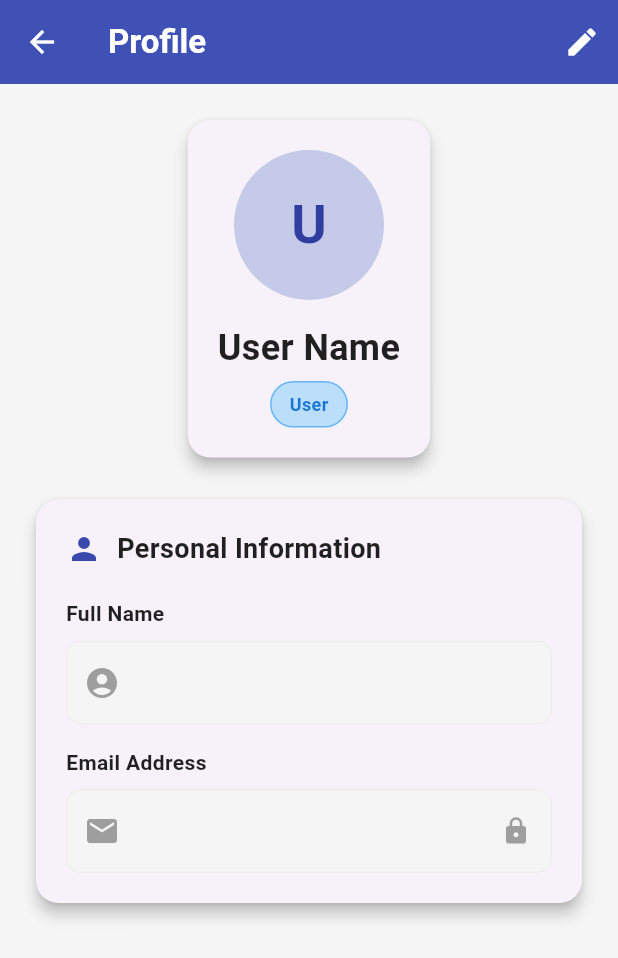
After one commit to reddishowo/blbc-2025, a Flutter app: the screen it shows once a user with an empty profile is signed in, in the side drawer, after a tap on "Profile", on a phone screen of 412 x 824 dp. The commit adds this screen. Shown: the top 958 px of the screen. Run offline on Flutter 3.47's test engine with Material 3 defaults, Android fonts, the phone set to English and light mode, and no system bars; our stand-ins replace cached_network_image, cloud_firestore, file_picker, firebase_auth, firebase_core, geocoding and 5 more; missing offline and left inert: excel; accounts and stored records are empty.

Commit message:
feat: Implement user profile management with Firestore integration and UI updates

```diff
--- a/lib/app/modules/add_kegiatan/controllers/add_kegiatan_controller.dart
+++ b/lib/app/modules/add_kegiatan/controllers/add_kegiatan_controller.dart
@@ -36,14 +36,36 @@ class AddKegiatanController extends GetxController {
   void onInit() {
     super.onInit();
     // Pre-fill user data when the controller is initialized
-    final user = AuthController.instance.firebaseUser.value;
-    nameController.text = user?.displayName ?? 'User Name Not Found';
+    _loadUserData();
 
     // Set default date
     _updateDateDisplay();
 
     // Load activity options from Firestore
     _loadActivityOptions();
+  }
+
+  // Load user data from Firestore
+  Future<void> _loadUserData() async {
+    try {
+      final user = AuthController.instance.firebaseUser.value;
+      if (user != null) {
+        // Try to get name from Firestore first, then fallback to displayName
+        final userDoc = await FirebaseFirestore.instance.collection('users').doc(user.uid).get();
+        if (userDoc.exists) {
+          final userData = userDoc.data()!;
+          nameController.text = userData['name'] ?? user.displayName ?? 'User Name Not Found';
+        } else {
+          nameController.text = user.displayName ?? 'User Name Not Found';
+        }
+      } else {
+        nameController.text = 'User Name Not Found';
+      }
+    } catch (e) {
+      // Fallback to displayName if Firestore fails
+      final user = AuthController.instance.firebaseUser.value;
+      nameController.text = user?.displayName ?? 'User Name Not Found';
+    }
   }
 
   // Load activity options from Firestore
--- a/lib/app/modules/add_lembur/controllers/add_lembur_controller.dart
+++ b/lib/app/modules/add_lembur/controllers/add_lembur_controller.dart
@@ -37,12 +37,34 @@ class AddLemburController extends GetxController {
   void onInit() {
     super.onInit();
     // Pre-fill user data when the controller is initialized
-    final user = AuthController.instance.firebaseUser.value;
-    nameController.text = user?.displayName ?? 'User Name Not Found';
+    _loadUserData();
     dateController.text = DateFormat('d MMMM yyyy').format(DateTime.now());
 
     // Load activity options from Firestore
     _loadActivityOptions();
+  }
+
+  // Load user data from Firestore
+  Future<void> _loadUserData() async {
+    try {
+      final user = AuthController.instance.firebaseUser.value;
+      if (user != null) {
+        // Try to get name from Firestore first, then fallback to displayName
+        final userDoc = await FirebaseFirestore.instance.collection('users').doc(user.uid).get();
+        if (userDoc.exists) {
+          final userData = userDoc.data()!;
+          nameController.text = userData['name'] ?? user.displayName ?? 'User Name Not Found';
+        } else {
+          nameController.text = user.displayName ?? 'User Name Not Found';
+        }
+      } else {
+        nameController.text = 'User Name Not Found';
+      }
+    } catch (e) {
+      // Fallback to displayName if Firestore fails
+      final user = AuthController.instance.firebaseUser.value;
+      nameController.text = user?.displayName ?? 'User Name Not Found';
+    }
   }
 
   // Load activity options from Firestore
--- a/lib/app/modules/add_olahraga/controllers/add_olahraga_controller.dart
+++ b/lib/app/modules/add_olahraga/controllers/add_olahraga_controller.dart
@@ -37,8 +37,7 @@ class AddOlahragaController extends GetxController {
   void onInit() {
     super.onInit();
     // Pre-fill user data when the controller is initialized
-    final user = AuthController.instance.firebaseUser.value;
-    nameController.text = user?.displayName ?? 'User Name Not Found';
+    _loadUserData();
 
     // Set default date
     _updateDateDisplay();
@@ -46,6 +45,29 @@ class AddOlahragaController extends GetxController {
     // Set default times
     _updateStartTimeDisplay();
     _updateEndTimeDisplay();
+  }
+
+  // Load user data from Firestore
+  Future<void> _loadUserData() async {
+    try {
+      final user = AuthController.instance.firebaseUser.value;
+      if (user != null) {
+        // Try to get name from Firestore first, then fallback to displayName
+        final userDoc = await FirebaseFirestore.instance.collection('users').doc(user.uid).get();
+        if (userDoc.exists) {
+          final userData = userDoc.data()!;
+          nameController.text = userData['name'] ?? user.displayName ?? 'User Name Not Found';
+        } else {
+          nameController.text = user.displayName ?? 'User Name Not Found';
+        }
+      } else {
+        nameController.text = 'User Name Not Found';
+      }
+    } catch (e) {
+      // Fallback to displayName if Firestore fails
+      final user = AuthController.instance.firebaseUser.value;
+      nameController.text = user?.displayName ?? 'User Name Not Found';
+    }
   }
 
   // Update the date display
--- a/lib/app/modules/add_presensi/controllers/add_presensi_controller.dart
+++ b/lib/app/modules/add_presensi/controllers/add_presensi_controller.dart
@@ -43,8 +43,7 @@ class AddPresensiController extends GetxController {
     super.onInit();
     requestLocationPermission();
     // Pre-fill user data when the controller is initialized
-    final user = AuthController.instance.firebaseUser.value;
-    namaController.text = user?.displayName ?? 'User Name Not Found';
+    _loadUserData();
 
     // Set current time
     updateCurrentTime();
@@ -54,6 +53,29 @@ class AddPresensiController extends GetxController {
 
     // Load kehadiran options from Firestore
     _loadKehadiranOptions();
+  }
+
+  // Load user data from Firestore
+  Future<void> _loadUserData() async {
+    try {
+      final user = AuthController.instance.firebaseUser.value;
+      if (user != null) {
+        // Try to get name from Firestore first, then fallback to displayName
+        final userDoc = await FirebaseFirestore.instance.collection('users').doc(user.uid).get();
+        if (userDoc.exists) {
+          final userData = userDoc.data()!;
+          namaController.text = userData['name'] ?? user.displayName ?? 'User Name Not Found';
+        } else {
+          namaController.text = user.displayName ?? 'User Name Not Found';
+        }
+      } else {
+        namaController.text = 'User Name Not Found';
+      }
+    } catch (e) {
+      // Fallback to displayName if Firestore fails
+      final user = AuthController.instance.firebaseUser.value;
+      namaController.text = user?.displayName ?? 'User Name Not Found';
+    }
   }
 
   // Load kehadiran options from Firestore
--- a/lib/app/modules/add_prestasi/controllers/add_prestasi_controller.dart
+++ b/lib/app/modules/add_prestasi/controllers/add_prestasi_controller.dart
@@ -35,14 +35,40 @@ class AddPrestasiController extends GetxController {
   @override
   void onInit() {
     super.onInit();
-    // Pre-fill user data when the controller is initialized
-    final user = AuthController.instance.firebaseUser.value;
-    nameController.text = user?.displayName ?? 'User Name Not Found';
-    // Also prefill the recipient name with the user's name, but this can be changed
-    recipientNameController.text = user?.displayName ?? 'User Name Not Found';
+    // Load user data and jabatan options
+    _loadUserData();
+    _loadJabatanOptions();
+  }
 
-    // Load jabatan options from Firestore
-    _loadJabatanOptions();
+  // Load user data from Firestore to get latest name information
+  Future<void> _loadUserData() async {
+    try {
+      final user = AuthController.instance.firebaseUser.value;
+      if (user != null) {
+        // Try to get the name from Firestore first for most up-to-date info
+        final userDoc = await FirebaseFirestore.instance
+            .collection('users')
+            .doc(user.uid)
+            .get();
+
+        final userName = userDoc.exists && userDoc.data()?['name'] != null
+            ? userDoc.data()!['name'] as String
+            : user.displayName ?? 'User Name Not Found';
+
+        nameController.text = userName;
+        // Also prefill the recipient name with the user's name, but this can be changed
+        recipientNameController.text = userName;
+      } else {
+        nameController.text = 'User Name Not Found';
+        recipientNameController.text = 'User Name Not Found';
+      }
+    } catch (e) {
+      // Fallback to cached displayName if Firestore fails
+      final user = AuthController.instance.firebaseUser.value;
+      final fallbackName = user?.displayName ?? 'User Name Not Found';
+      nameController.text = fallbackName;
+      recipientNameController.text = fallbackName;
+    }
   }
 
   // Load jabatan options from Firestore
--- a/lib/app/modules/home/views/home_view.dart
+++ b/lib/app/modules/home/views/home_view.dart
@@ -123,6 +123,14 @@ class HomeView extends GetView<HomeController> {
                   }
                   return const SizedBox.shrink();
                 }),
+                _buildDrawerItem(
+                  icon: Icons.person,
+                  text: 'Profile',
+                  onTap: () {
+                    Get.back(); // Close drawer
+                    Get.toNamed('/profile');
+                  },
+                ),
                 _buildDrawerItem(icon: Icons.info_outline_rounded, text: 'About', onTap: () {}),
               ],
             ),
--- /dev/null
+++ b/lib/app/modules/profile/bindings/profile_binding.dart
@@ -0,0 +1,12 @@
+import 'package:get/get.dart';
+
+import '../controllers/profile_controller.dart';
+
+class ProfileBinding extends Bindings {
+  @override
+  void dependencies() {
+    Get.lazyPut<ProfileController>(
+      () => ProfileController(),
+    );
+  }
+}
--- /dev/null
+++ b/lib/app/modules/profile/controllers/profile_controller.dart
@@ -0,0 +1,146 @@
+import 'package:flutter/material.dart';
+import 'package:get/get.dart';
+import 'package:firebase_auth/firebase_auth.dart';
+import 'package:cloud_firestore/cloud_firestore.dart';
+
+class ProfileController extends GetxController {
+  final FirebaseAuth _auth = FirebaseAuth.instance;
+  final FirebaseFirestore _firestore = FirebaseFirestore.instance;
+
+  // Text editing controllers
+  final TextEditingController nameController = TextEditingController();
+  final TextEditingController emailController = TextEditingController();
+
+  // Reactive variables
+  final RxBool isLoading = false.obs;
+  final RxBool isEditing = false.obs;
+  final RxString currentUserName = ''.obs;
+  final RxString currentUserEmail = ''.obs;
+  final RxString currentUserRole = ''.obs;
+
+  @override
+  void onInit() {
+    super.onInit();
+    loadUserProfile();
+  }
+
+  @override
+  void onClose() {
+    nameController.dispose();
+    emailController.dispose();
+    super.onClose();
+  }
+
+  void loadUserProfile() async {
+    try {
+      isLoading.value = true;
+
+      final user = _auth.currentUser;
+      if (user != null) {
+        // Get user data from Firestore
+        final userDoc = await _firestore.collection('users').doc(user.uid).get();
+
+        if (userDoc.exists) {
+          final userData = userDoc.data()!;
+
+          // Set current user data - prioritize 'name' field, fallback to 'nama' if exists
+          currentUserName.value = userData['name'] ?? userData['nama'] ?? user.displayName ?? '';
+          currentUserEmail.value = userData['email'] ?? user.email ?? '';
+          currentUserRole.value = userData['role'] ?? 'user';
+
+          // Set text controllers
+          nameController.text = currentUserName.value;
+          emailController.text = currentUserEmail.value;
+        }
+      }
+    } catch (e) {
+      Get.snackbar(
+        'Error',
+        'Failed to load profile: $e',
+        snackPosition: SnackPosition.BOTTOM,
+        backgroundColor: Colors.red,
+        colorText: Colors.white,
+      );
+    } finally {
+      isLoading.value = false;
+    }
+  }
+
+  void toggleEditMode() {
+    isEditing.value = !isEditing.value;
+    if (!isEditing.value) {
+      // Reset name controller to original value if cancelled
+      nameController.text = currentUserName.value;
+    }
+  }
+
+  Future<void> updateProfile() async {
+    try {
+      // Validate input
+      if (nameController.text.trim().isEmpty) {
+        Get.snackbar(
+          'Error',
+          'Name cannot be empty',
+          snackPosition: SnackPosition.BOTTOM,
+          backgroundColor: Colors.red,
+          colorText: Colors.white,
+        );
+        return;
+      }
+
+      isLoading.value = true;
+
+      final user = _auth.currentUser;
+      if (user != null) {
+        // Update Firestore document - use 'name' field and remove 'nama' if it exists
+        await _firestore.collection('users').doc(user.uid).update({
+          'name': nameController.text.trim(),
+          'nama': FieldValue.delete(), // Remove old 'nama' field if it exists
+          'updatedAt': FieldValue.serverTimestamp(),
+        });
+
+        // Update Firebase Auth display name
+        await user.updateDisplayName(nameController.text.trim());
+
+        // Update local data
+        currentUserName.value = nameController.text.trim();
+
+        isEditing.value = false;
+
+        Get.snackbar(
+          'Success',
+          'Profile updated successfully',
+          snackPosition: SnackPosition.BOTTOM,
+          backgroundColor: Colors.green,
+          colorText: Colors.white,
+        );
+      }
+    } catch (e) {
+      Get.snackbar(
+        'Error',
+        'Failed to update profile: $e',
+        snackPosition: SnackPosition.BOTTOM,
+        backgroundColor: Colors.red,
+        colorText: Colors.white,
+      );
+    } finally {
+      isLoading.value = false;
+    }
+  }
+
+  void cancelEdit() {
+    nameController.text = currentUserName.value;
+    isEditing.value = false;
+  }
+
+  String getRoleDisplayName(String role) {
+    switch (role.toLowerCase()) {
+      case 'admin':
+        return 'Administrator';
+      case 'user':
+        return 'Laboratory Staff';
+      default:
+        return 'User';
+    }
+  }
+}
--- /dev/null
+++ b/lib/app/modules/profile/views/profile_view.dart
@@ -0,0 +1,264 @@
+import 'package:flutter/material.dart';
+import 'package:get/get.dart';
+import '../controllers/profile_controller.dart';
+
+class ProfileView extends GetView<ProfileController> {
+  const ProfileView({Key? key}) : super(key: key);
+
+  @override
+  Widget build(BuildContext context) {
+    return Scaffold(
+      backgroundColor: Colors.grey[100],
+      appBar: AppBar(
+        title: const Text(
+          'Profile',
+          style: TextStyle(
+            color: Colors.white,
+            fontWeight: FontWeight.bold,
+          ),
+        ),
+        backgroundColor: Colors.indigo,
+        elevation: 0,
+        iconTheme: const IconThemeData(color: Colors.white),
+        actions: [
+          Obx(() => controller.isEditing.value
+              ? Row(
+                  children: [
+                    IconButton(
+                      onPressed: controller.cancelEdit,
+                      icon: const Icon(Icons.close),
+                      tooltip: 'Cancel',
+                    ),
+                    IconButton(
+                      onPressed: controller.updateProfile,
+                      icon: const Icon(Icons.check),
+                      tooltip: 'Save',
+                    ),
+                  ],
+                )
+              : IconButton(
+                  onPressed: controller.toggleEditMode,
+                  icon: const Icon(Icons.edit),
+                  tooltip: 'Edit Profile',
+                ),
+          ),
+        ],
+      ),
+      body: Obx(() {
+        if (controller.isLoading.value) {
+          return const Center(
+            child: CircularProgressIndicator(),
+          );
+        }
+
+        return RefreshIndicator(
+          onRefresh: () async {
+            controller.loadUserProfile();
+          },
+          child: SingleChildScrollView(
+            physics: const AlwaysScrollableScrollPhysics(),
+            padding: const EdgeInsets.all(20.0),
+            child: Column(
+              children: [
+                // Profile Header Card
+                _buildProfileHeader(),
+                const SizedBox(height: 20),
+
+                // Profile Information Card
+                _buildProfileInfoCard(),
+              ],
+            ),
+          ),
+        );
+      }),
+    );
+  }
+
+  Widget _buildProfileHeader() {
+    return Card(
+      elevation: 4,
+      shape: RoundedRectangleBorder(borderRadius: BorderRadius.circular(15)),
+      child: Padding(
+        padding: const EdgeInsets.all(20),
+        child: Column(
+          children: [
+            // Avatar
+            Obx(() => CircleAvatar(
+              radius: 50,
+              backgroundColor: Colors.indigo.shade100,
+              child: Text(
+                controller.currentUserName.value.isNotEmpty
+                    ? controller.currentUserName.value[0].toUpperCase()
+                    : 'U',
+                style: TextStyle(
+                  fontSize: 36,
+                  fontWeight: FontWeight.bold,
+                  color: Colors.indigo.shade700,
+                ),
+              ),
+            )),
+            const SizedBox(height: 15),
+
+            // Name
+            Obx(() => Text(
+              controller.currentUserName.value.isNotEmpty
+                  ? controller.currentUserName.value
+                  : 'User Name',
+              style: const TextStyle(
+                fontSize: 24,
+                fontWeight: FontWeight.bold,
+                color: Colors.black87,
+              ),
+              textAlign: TextAlign.center,
+            )),
+            const SizedBox(height: 5),
+
+            // Role Badge
+            Obx(() => Container(
+              padding: const EdgeInsets.symmetric(horizontal: 12, vertical: 6),
+              decoration: BoxDecoration(
+                color: controller.currentUserRole.value == 'admin'
+                    ? Colors.orange.shade100
+                    : Colors.blue.shade100,
+                borderRadius: BorderRadius.circular(20),
+                border: Border.all(
+                  color: controller.currentUserRole.value == 'admin'
+                      ? Colors.orange.shade300
+                      : Colors.blue.shade300,
+                ),
+              ),
+              child: Text(
+                controller.getRoleDisplayName(controller.currentUserRole.value),
+                style: TextStyle(
+                  color: controller.currentUserRole.value == 'admin'
+                      ? Colors.orange.shade700
+                      : Colors.blue.shade700,
+                  fontWeight: FontWeight.w600,
+                  fontSize: 12,
+                ),
+              ),
+            )),
+          ],
+        ),
+      ),
+    );
+  }
+
+  Widget _buildProfileInfoCard() {
+    return Obx(() => Card(
+      elevation: 4,
+      shape: RoundedRectangleBorder(borderRadius: BorderRadius.circular(15)),
+      child: Padding(
+        padding: const EdgeInsets.all(20),
+        child: Column(
+          crossAxisAlignment: CrossAxisAlignment.start,
+          children: [
+            Row(
+              children: [
+                Icon(Icons.person, color: Colors.indigo.shade600),
+                const SizedBox(width: 10),
+                const Text(
+                  'Personal Information',
+                  style: TextStyle(
+                    fontSize: 18,
+                    fontWeight: FontWeight.bold,
+                    color: Colors.black87,
+                  ),
+                ),
+              ],
+            ),
+            const SizedBox(height: 20),
+
+            // Name Field
+            _buildProfileField(
+              label: 'Full Name',
+              textController: controller.nameController,
+              icon: Icons.account_circle,
+              isEditable: true,
+            ),
+            const SizedBox(height: 15),
+
+            // Email Field (Read-only)
+            _buildProfileField(
+              label: 'Email Address',
+              textController: controller.emailController,
+              icon: Icons.email,
+              isEditable: false,
+            ),
+          ],
+        ),
+      ),
+    ));
+  }
+
+  Widget _buildProfileField({
+    required String label,
+    required TextEditingController textController,
+    required IconData icon,
+    required bool isEditable,
+  }) {
+    return Column(
+      crossAxisAlignment: CrossAxisAlignment.start,
+      children: [
+        Text(
+          label,
+          style: const TextStyle(
+            fontWeight: FontWeight.w600,
+            fontSize: 14,
+            color: Colors.black87,
+          ),
+        ),
+        const SizedBox(height: 8),
+        TextFormField(
+          controller: textController,
+          enabled: isEditable ? controller.isEditing.value : false,
+          style: TextStyle(
+            color: isEditable && controller.isEditing.value
+                ? Colors.black87
+                : Colors.grey[600],
+          ),
+          decoration: InputDecoration(
+            prefixIcon: Icon(
+              icon,
+              color: isEditable && controller.isEditing.value
+                  ? Colors.indigo
+                  : Colors.grey,
+            ),
+            suffixIcon: !isEditable
+                ? const Icon(Icons.lock, color: Colors.grey, size: 20)
+                : null,
+            filled: true,
+            fillColor: isEditable && controller.isEditing.value
+                ? Colors.white
+                : Colors.grey[100],
+            border: OutlineInputBorder(
+              borderRadius: BorderRadius.circular(10),
+              borderSide: BorderSide(
+                color: Colors.grey.shade300,
+              ),
+            ),
+            enabledBorder: OutlineInputBorder(
+              borderRadius: BorderRadius.circular(10),
+              borderSide: BorderSide(
+                color: Colors.grey.shade300,
+              ),
+            ),
+            focusedBorder: OutlineInputBorder(
+              borderRadius: BorderRadius.circular(10),
+              borderSide: const BorderSide(
+                color: Colors.indigo,
+                width: 2,
+              ),
+            ),
+            disabledBorder: OutlineInputBorder(
+              borderRadius: BorderRadius.circular(10),
+              borderSide: BorderSide(
+                color: Colors.grey.shade200,
+              ),
+            ),
+          ),
+        ),
+      ],
+    );
+  }
+}
--- a/lib/app/routes/app_pages.dart
+++ b/lib/app/routes/app_pages.dart
@@ -31,6 +31,8 @@ import '../modules/prestasi/bindings/prestasi_binding.dart';
 import '../modules/prestasi/views/prestasi_view.dart';
 import '../modules/register/bindings/register_binding.dart';
 import '../modules/register/views/register_view.dart';
+import '../modules/profile/bindings/profile_binding.dart';
+import '../modules/profile/views/profile_view.dart';
 
 // ignore_for_file: constant_identifier_names
 
@@ -121,5 +123,10 @@ class AppPages {
       page: () => const DataExtractionView(),
       binding: DataExtractionBinding(),
     ),
+    GetPage(
+      name: _Paths.PROFILE,
+      page: () => const ProfileView(),
+      binding: ProfileBinding(),
+    ),
   ];
 }
--- a/lib/app/routes/app_routes.dart
+++ b/lib/app/routes/app_routes.dart
@@ -18,6 +18,7 @@ abstract class Routes {
   static const ADD_PRESTASI = _Paths.ADD_PRESTASI;
   static const ADMIN = _Paths.ADMIN;
   static const DATA_EXTRACTION = _Paths.DATA_EXTRACTION;
+  static const PROFILE = _Paths.PROFILE;
 }
 
 abstract class _Paths {
@@ -38,4 +39,5 @@ abstract class _Paths {
   static const ADD_PRESTASI = '/add-prestasi';
   static const ADMIN = '/admin';
   static const DATA_EXTRACTION = '/data-extraction';
+  static const PROFILE = '/profile';
 }
```
